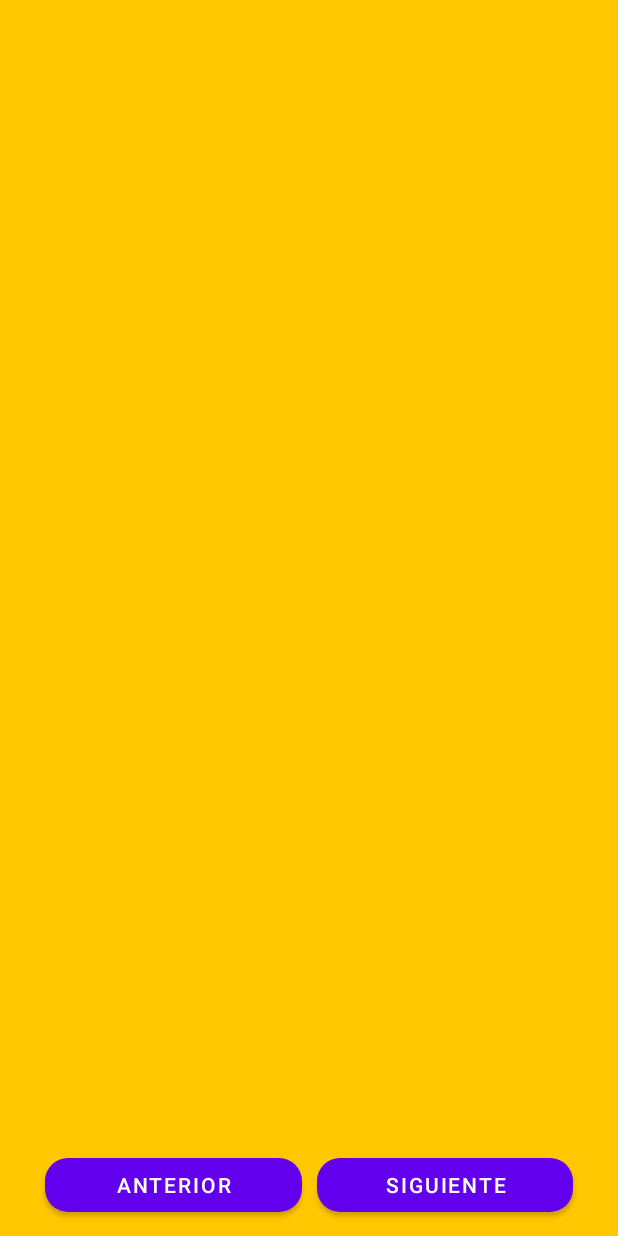
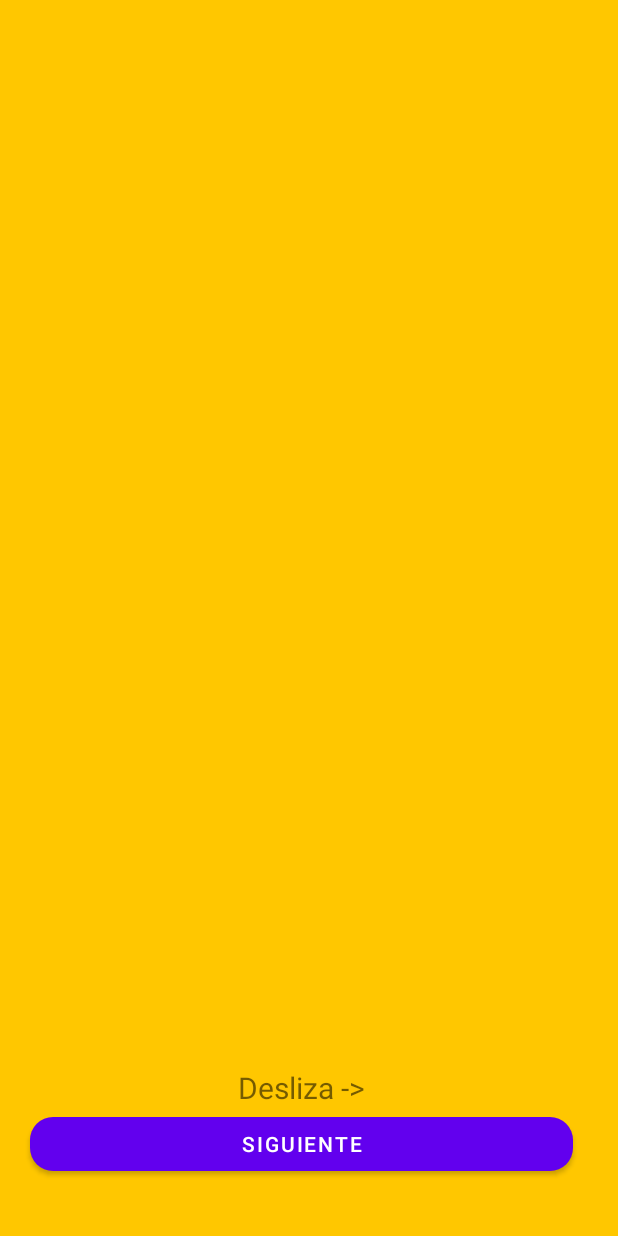
Before and after one commit to StefanDN12/GymNotesApp, an Android app: the layout activity_onboarding.xml on its own in the app's theme, with its tools: preview values and no code run, on a phone screen of 412 x 824 dp. Run offline under Robolectric (Android 15) with nearby library versions, the phone set to English and light mode, and no system bars; Roboto replaces fonts that are not available here.

Commit message:
onboarding finished

```diff
--- a/app/src/main/java/com/stefandn/gymnotesapp/usescase/launch/LaunchActivity.kt
+++ b/app/src/main/java/com/stefandn/gymnotesapp/usescase/launch/LaunchActivity.kt
@@ -5,10 +5,11 @@ import androidx.appcompat.app.AppCompatActivity
 import android.os.Bundle
 import com.stefandn.gymnotesapp.R
 import com.stefandn.gymnotesapp.usescase.home.HomeActivity
+import com.stefandn.gymnotesapp.usescase.onboarding.OnboardingActivity
 
 class LaunchActivity : AppCompatActivity() {
     override fun onCreate(savedInstanceState: Bundle?) {
         super.onCreate(savedInstanceState)
-        startActivity(Intent(this, HomeActivity::class.java))
+        startActivity(Intent(this, OnboardingActivity::class.java))
     }
 }
--- a/app/src/main/java/com/stefandn/gymnotesapp/usescase/onboarding/OnboardingViewModel.kt
+++ b/app/src/main/java/com/stefandn/gymnotesapp/usescase/onboarding/OnboardingViewModel.kt
@@ -15,4 +15,8 @@ class OnboardingViewModel: ViewModel() {
     val dots = data.size
 
 
+    val understoodText = R.string.btn_onboarding_entedido
+    val previousText = R.string.btn_onboarding_anterior
+    val nextText = R.string.btn_onboarding_siguiente
+
 }
--- a/app/src/main/res/layout/activity_onboarding.xml
+++ b/app/src/main/res/layout/activity_onboarding.xml
@@ -11,11 +11,25 @@
         android:id="@+id/vwPager_onboarding"
         android:layout_width="0dp"
         android:layout_height="0dp"
+        android:layout_marginBottom="@dimen/cardview_default_elevation"
         app:layout_constraintTop_toTopOf="parent"
         app:layout_constraintEnd_toEndOf="parent"
         app:layout_constraintStart_toStartOf="parent"
+        app:layout_constraintBottom_toTopOf="@+id/linear_dots"
+        />
+
+    <LinearLayout
+        android:id="@+id/linear_dots"
+        android:layout_width="wrap_content"
+        android:layout_height="wrap_content"
+        android:layout_alignParentBottom="true"
+        android:orientation="horizontal"
+        android:paddingBottom="16dp"
         app:layout_constraintBottom_toTopOf="@+id/constrButtons"
-        />
+        app:layout_constraintEnd_toEndOf="parent"
+        app:layout_constraintStart_toStartOf="parent" />
+
+
 
     <androidx.constraintlayout.widget.ConstraintLayout
         android:id="@+id/constrButtons"
@@ -26,27 +40,27 @@
         app:layout_constraintBottom_toBottomOf="parent"
         android:padding="10dp"
         >
-        <com.google.android.material.button.MaterialButton
-            android:id="@+id/btn_anterior"
-            android:layout_width="0dp"
+
+        <TextView
+            android:id="@+id/txt_Desliza"
+            android:layout_width="wrap_content"
             android:layout_height="wrap_content"
-            android:text="@string/btn_onboarding_anterior"
-            app:layout_constraintTop_toTopOf="parent"
-            app:layout_constraintBottom_toBottomOf="parent"
-            app:layout_constraintStart_toStartOf="parent"
-            android:layout_marginStart="20dp"
-            app:layout_constraintEnd_toStartOf="@+id/btn_siguiente"
-            app:cornerRadius="15dp"
-            />
+            android:text="Desliza ->"
+            android:textSize="20dp"
+            app:layout_constraintBottom_toTopOf="@+id/btn_siguiente"
+            app:layout_constraintEnd_toEndOf="@+id/btn_siguiente"
+            app:layout_constraintStart_toStartOf="@+id/btn_siguiente"
+            app:layout_constraintTop_toTopOf="parent"/>
+
         <Button
             android:id="@+id/btn_siguiente"
             android:layout_width="0dp"
             android:layout_height="wrap_content"
             android:text="@string/btn_onboarding_siguiente"
+            app:layout_constraintStart_toStartOf="parent"
             app:layout_constraintTop_toTopOf="parent"
             app:layout_constraintBottom_toBottomOf="parent"
             app:layout_constraintEnd_toEndOf="parent"
-            app:layout_constraintStart_toEndOf="@+id/btn_anterior"
             android:layout_marginEnd="20dp"
             android:layout_marginStart="10dp"
             app:cornerRadius="15dp"
@@ -59,7 +73,7 @@
             app:layout_constraintTop_toTopOf="parent"
             app:layout_constraintBottom_toBottomOf="parent"
             app:layout_constraintEnd_toEndOf="parent"
-            app:layout_constraintStart_toEndOf="@+id/btn_anterior"
+            app:layout_constraintStart_toEndOf="@+id/btn_siguiente"
             android:layout_marginEnd="20dp"
             android:layout_marginStart="10dp"
             app:cornerRadius="15dp"
@@ -67,4 +81,7 @@
             />
 
     </androidx.constraintlayout.widget.ConstraintLayout>
+
+
+
 </androidx.constraintlayout.widget.ConstraintLayout>
```
Also changed, not shown: app/src/main/java/com/stefandn/gymnotesapp/usescase/base/BaseRouter.kt (added, +30 -0 lines), app/src/main/java/com/stefandn/gymnotesapp/usescase/onboarding/OnboardingActivity.kt (+79 -1 lines), app/src/main/java/com/stefandn/gymnotesapp/usescase/onboarding/pages/OnboardingGymAppFragment.kt (+31 -6 lines).
